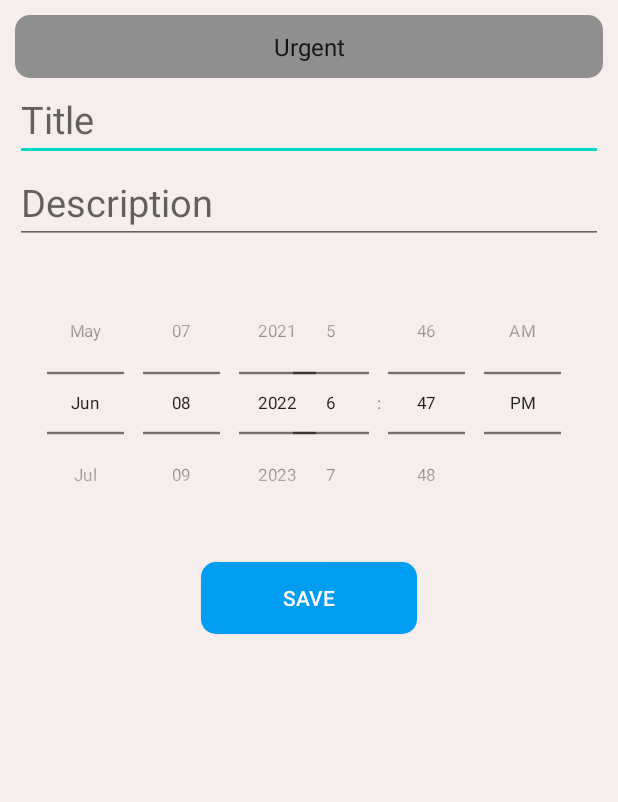
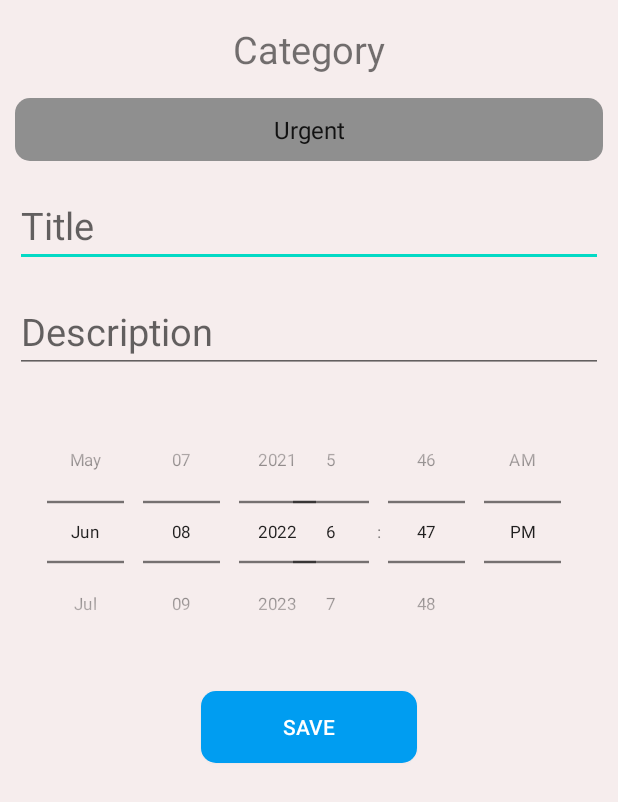
Before and after one commit to Daannko/Android-To-Do-List, an Android app: the layout layout_list_item_edit.xml on its own in the app's theme, with its tools: preview values and no code run, on a phone screen of 412 x 824 dp. Shown: the top 802 px of the screen. Run offline under Robolectric (Android 15) with nearby library versions, the phone set to English and light mode, and no system bars.

Commit message:
Koniec pracy na zajeciach

```diff
--- a/app/src/main/java/com/example/androidtodolist/Database.java
+++ b/app/src/main/java/com/example/androidtodolist/Database.java
@@ -178,7 +178,7 @@ public class Database extends SQLiteOpenHelper
         String categoryName = "";
 
         ArrayList<Task> taskList = new ArrayList<Task>();
-        SimpleDateFormat sdf = new SimpleDateFormat("dd-MM-yyyy HH:mm");
+        SimpleDateFormat sdf = new SimpleDateFormat("HH:mm dd/MM/yyyy");
 
         if (cursor != null && cursor.moveToFirst())
         {
@@ -289,6 +289,8 @@ public class Database extends SQLiteOpenHelper
                 new String[]{task.getId()});
     }
 
+
+
     public void displayTasks()
     {
         String queryString = "SELECT * FROM TASKS";
--- a/app/src/main/java/com/example/androidtodolist/Task.java
+++ b/app/src/main/java/com/example/androidtodolist/Task.java
@@ -15,7 +15,7 @@ public class Task {
     private Boolean done;
     private Boolean notificationStatus; // on or off
     private Boolean hidden;
-    SimpleDateFormat sdf = new SimpleDateFormat("dd-MM-yyyy HH:mm");
+    SimpleDateFormat sdf = new SimpleDateFormat("HH:mm dd/MM/yyyy");
 
     public Task(String id, String title, String description, Date toDoDate, String category) {
         this.id = id;
@@ -145,4 +145,8 @@ public class Task {
     public void setHidden(boolean hidden) {
         this.hidden = hidden;
     }
+
+    public Date getToDoDateD(){
+        return toDoDate;
+    }
 }
--- a/app/src/main/res/layout/activity_main.xml
+++ b/app/src/main/res/layout/activity_main.xml
@@ -5,6 +5,9 @@
     android:layout_width="match_parent"
     android:layout_height="match_parent"
     tools:context=".MainActivity">
+
+
+
 
     <androidx.constraintlayout.widget.Guideline
         android:id="@+id/guideline2"
--- a/app/src/main/res/layout/layout_list_item_edit.xml
+++ b/app/src/main/res/layout/layout_list_item_edit.xml
@@ -12,13 +12,28 @@
         android:background="@color/bekground"
         android:layout_width="match_parent"
         android:layout_height="match_parent"
-        android:orientation="vertical">
+        android:orientation="vertical"
+        android:layout_marginBottom="15dp"
+        tools:ignore="ExtraText">
+
+        <TextView
+            android:id="@+id/spinnerCategory"
+            android:layout_width="match_parent"
+            android:layout_height="wrap_content"
+            android:textSize="25sp"
+            android:textAlignment="center"
+            android:text="Category"
+            android:layout_marginTop="15dp"
+            android:layout_marginLeft="10dp"
+            android:layout_marginRight="10dp"
+            android:layout_marginBottom="15dp"
+            tools:ignore="HardcodedText" />
 
         <Spinner
             android:id="@+id/categorySpinner"
             android:layout_width="match_parent"
             android:layout_height="42dp"
-            android:layout_marginTop="10dp"
+
             android:layout_marginLeft="10dp"
             android:layout_marginRight="10dp"
             android:background="@drawable/rounded_spinner"
@@ -33,6 +48,7 @@
             android:layout_height="wrap_content"
             android:hint="Title"
             android:textSize="25sp"
+            android:layout_marginTop="15dp"
             android:layout_marginLeft="10dp"
             android:layout_marginRight="10dp"
             android:ellipsize="end"
@@ -45,13 +61,11 @@
             android:layout_width="match_parent"
             android:layout_height="wrap_content"
             android:hint="Description"
+            android:layout_marginTop="15dp"
             android:ellipsize="end"
             android:textSize="25sp"
             android:layout_marginLeft="10dp"
             android:layout_marginRight="10dp"/>
-
-
-
             />
 
         <androidx.constraintlayout.widget.ConstraintLayout
```
Also changed, not shown: app/src/main/java/com/example/androidtodolist/CustomComparator.java (added, +10 -0 lines), app/src/main/java/com/example/androidtodolist/MainActivity.java (+33 -21 lines).
